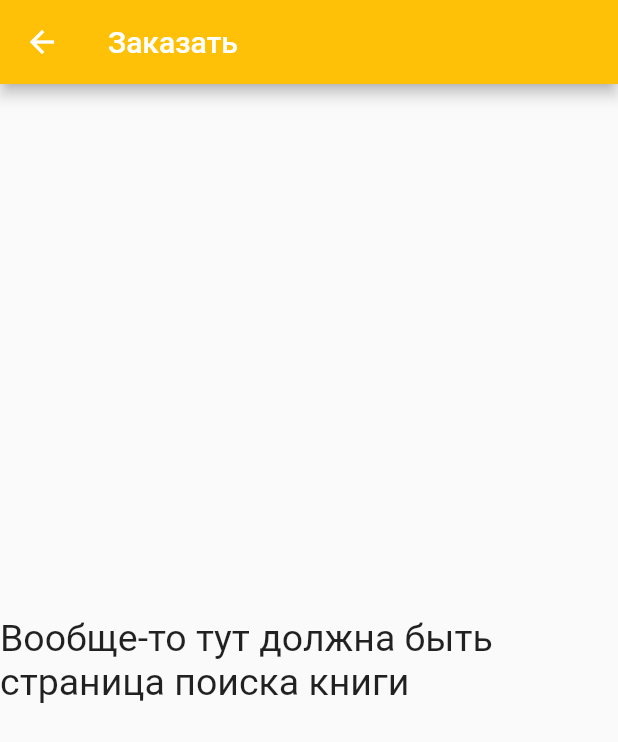
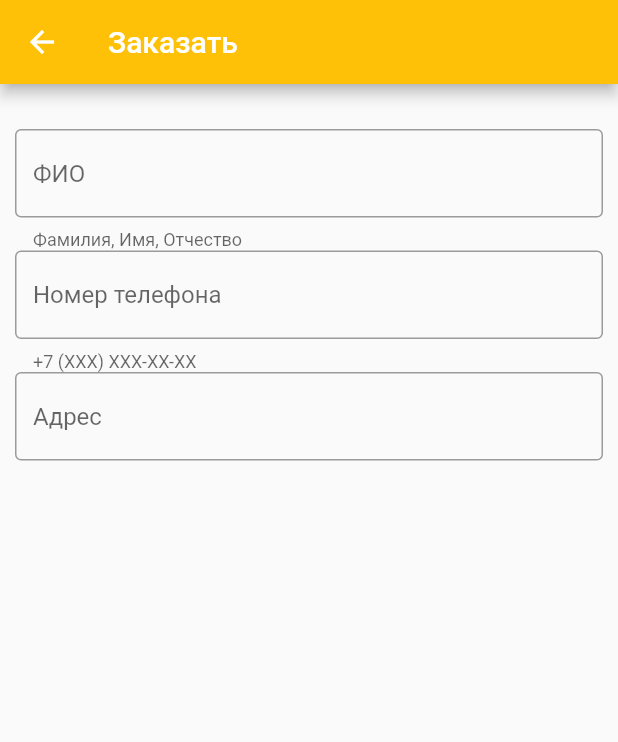
Before and after one commit to OnlyFeatures/IBI, a Flutter app: the OrderPage screen opened directly, on a phone screen of 412 x 824 dp. Shown: the top 742 px of the screen. Run offline on Flutter 3.47's test engine with Material 2 defaults, Android fonts, the phone set to English and light mode, and no system bars.

Commit message:
made order page (almost)

```diff
--- a/lib/main.dart
+++ b/lib/main.dart
@@ -144,7 +144,7 @@ class MyProfile extends StatelessWidget {
   }
 }
 
-class User extends StatefulWidget{
+class User extends StatefulWidget {
 
   String name = "";
   int id = 0;
@@ -156,12 +156,11 @@ class User extends StatefulWidget{
   _UserState createState() => _UserState(this.name, this.id, this.im);
 }
 
-class _UserState extends State<User>{
+class _UserState extends State<User> {
 
   String name = "";
   int id = 0;
   Image im = Image.asset("", fit: BoxFit.contain);
-
 
       _UserState(this.name, this.id, this.im);
 
@@ -256,16 +255,33 @@ class ReadGoals extends StatelessWidget {
 
 class OrderPage extends StatelessWidget {
   @override
+
   Widget build(BuildContext context) {
     return Scaffold(
         appBar: AppBar(title: Text('Заказать'),
             backgroundColor: Colors.amber),
-        body: Center(child: Text('Вообще-то тут должна быть страница поиска книги', style: TextStyle(fontSize: 25)))
-    );
-  }
+        body: Container(child: Column(children: <Widget>[
+          TextField(decoration: InputDecoration(
+          border: OutlineInputBorder(),
+          hintText: "ФИО",
+          helperText: "Фамилия, Имя, Отчество",
+        )),
+          TextField(decoration: InputDecoration(
+            border: OutlineInputBorder(),
+            hintText: "Номер телефона",
+            helperText: "+7 (XXX) XXX-XX-XX",
+          )),
+          TextField(decoration: InputDecoration(
+            border: OutlineInputBorder(),
+            hintText: "Адрес",
+          ))
+        ],
+    ),
+        margin: EdgeInsets.fromLTRB(10,30,10,0)));
+    }
 }
 
-class Book extends StatefulWidget{
+class Book extends StatefulWidget {
 
   String name = "";
   int price = 0;
@@ -424,13 +440,13 @@ class ChildItem extends StatelessWidget {
   ChildItem(this.book);
   @override
   Widget build(BuildContext context) {
-    return new ListTile(title: new Container(child: Row(children: <Widget>[
+    return new ListTile(title: new Container(child: InkWell(child: Row(children: <Widget>[
       Expanded(child: Text(this.book.name)),
       Expanded(child: Container(child: this.book.im, width: 70, height: 140))]
     ),
+        onTap: () {Navigator.push(context, MaterialPageRoute(builder: (context) => OrderPage()));}),
         padding: EdgeInsets.fromLTRB(30, 0, 0, 0)));
   }
-
 }
 
 final List<Book> books = <Book>[Book(name: "Catch-22",price: 406, im: Image.asset("assets/images/heller.jpg")),
```
